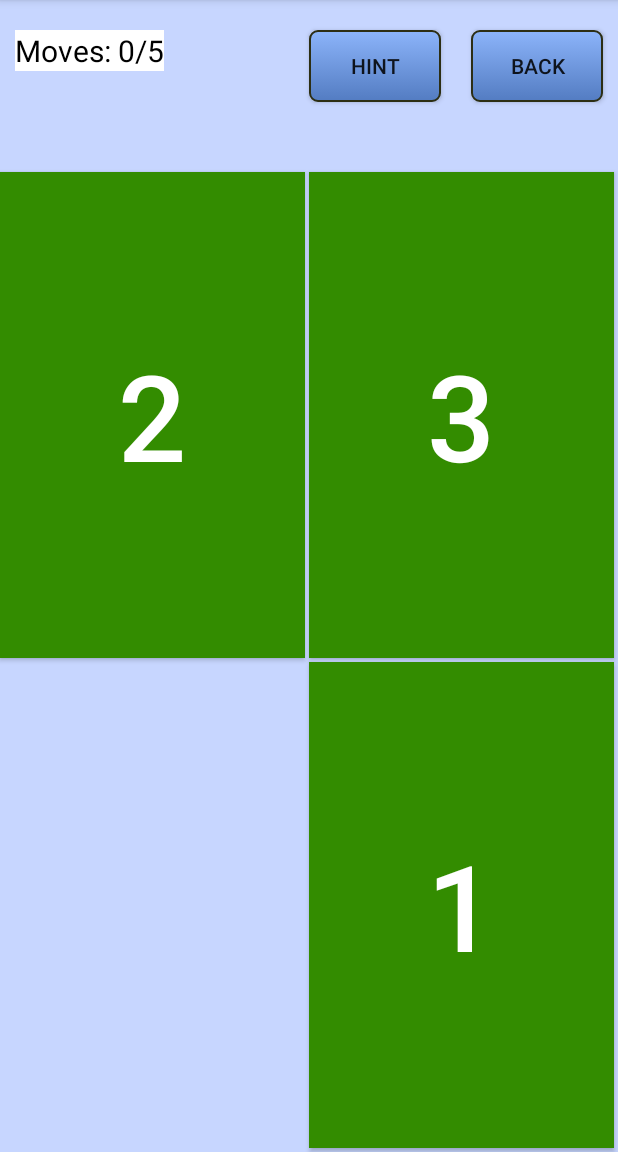
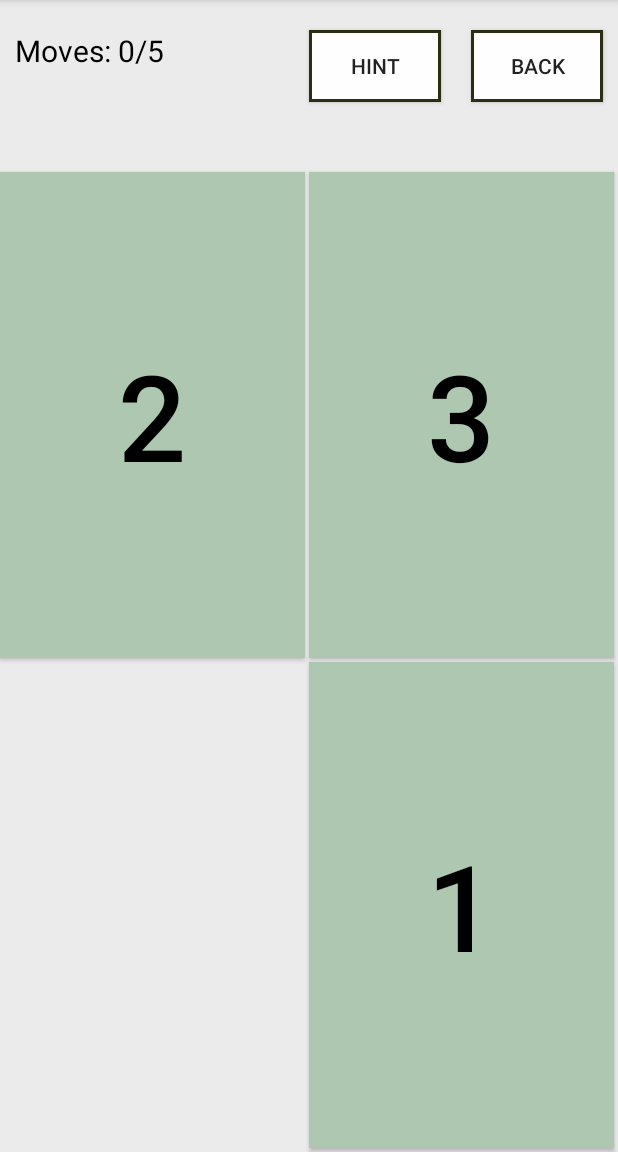
Before and after one commit to Perveance/puzzle15, an Android app: the screen it shows after launch (BoardActivity), after a tap on "EASY 2X2", on a phone screen of 412 x 824 dp, the part 84-1236 px from its top. Run offline under Robolectric (Android 15) with nearby library versions, the phone set to English and light mode, and no system bars.

Commit message:
Updating UI scheem

```diff
--- a/app/src/main/java/mszhidko/games/puzzle15/BoardActivity.java
+++ b/app/src/main/java/mszhidko/games/puzzle15/BoardActivity.java
@@ -29,6 +29,12 @@ import android.widget.TextView;
 
 @TargetApi(Build.VERSION_CODES.JELLY_BEAN)
 public class BoardActivity extends ActionBarActivity {
+
+    private static final int COLOR_MOVES_TEXT = 0xFF000000;
+    private static final int COLOR_GAME_BACKGROUND = 0xFFEBEBEB;
+    private static final int COLOR_GAME_TILE = 0xFFADC7B0;
+    private static final int COLOR_TILE_TEXT = 0xFF000000;
+
 
 	private static int mDim; // TODO: get rid of static keyword here
 	private static Board mStartBoard; // TODO: get rid of static keyword
@@ -317,7 +323,7 @@ public class BoardActivity extends ActionBarActivity {
 				int textSize =  160 / N;
 				mBoardLeft = v.getLeft();
 				mBoardTop = v.getTop() + infoPanelHeight/* + 100*/; // Offset the buttons
-				mLayout.setBackgroundColor(0xFFC7D6FF);
+				mLayout.setBackgroundColor(COLOR_GAME_BACKGROUND);
 
 				for (int i = 0; i < N; i++) {
 					for (int j = 0; j < N; j++) {
@@ -330,9 +336,9 @@ public class BoardActivity extends ActionBarActivity {
 						int[] tag = {i, j}; // Button's tag is the row, column in Board's class
 						mButtons[i][j].setTag(tag);
 						mButtons[i][j].setText(String.valueOf(mBoard.get(i, j)));
-						mButtons[i][j].setTextColor(0xFFFFFFFF);
+						mButtons[i][j].setTextColor(COLOR_TILE_TEXT);
 						mButtons[i][j].setTextSize(TypedValue.COMPLEX_UNIT_SP, textSize);
-						mButtons[i][j].setBackgroundColor(0xFF338C00);
+						mButtons[i][j].setBackgroundColor(COLOR_GAME_TILE);
 
 						MarginLayoutParams marginParams = new MarginLayoutParams(buttonWidth - 4, buttonHeight - 4);
 		                marginParams.setMargins(mBoardLeft + j * buttonWidth, mBoardTop + i * buttonHeight, 0, 0);
@@ -380,8 +386,8 @@ public class BoardActivity extends ActionBarActivity {
 				params.setMargins(15, 30, 0, 0);
 				mMovesTB.setLayoutParams(params);
 				mMovesTB.setText("Moves: 0/" + mBoard.getOptimalSolutionMoves());
-				mMovesTB.setTextColor(0xFF000000);
-				mMovesTB.setBackgroundColor(0xFFFFFFFF);
+				mMovesTB.setTextColor(COLOR_MOVES_TEXT);
+				mMovesTB.setBackgroundColor(COLOR_GAME_BACKGROUND);
 				mMovesTB.setTextSize(TypedValue.COMPLEX_UNIT_SP, 20);
 				mLayout.addView(mMovesTB);
 				if (!ret) {
--- a/app/src/main/res/drawable-xhdpi/custom_button.xml
+++ b/app/src/main/res/drawable-xhdpi/custom_button.xml
@@ -5,14 +5,14 @@
     <item android:state_pressed="true" >
         <shape>
             <gradient
-                android:startColor="#EBA50E"
-                android:endColor="#B8810B"
+                android:startColor="#D6D6D6"
+                android:endColor="#D6D6D6"
                 android:angle="270" />
             <stroke
-                android:width="1dp"
+                android:width="2dp"
                 android:color="#2C2E14" />
             <corners
-                android:radius="5dp" />
+                android:radius="0dp" />
             <padding
                 android:left="10dp"
                 android:top="10dp"
@@ -24,14 +24,14 @@
     <item android:state_focused="true" >
         <shape>
             <gradient
-                android:endColor="#FFC457"
-                android:startColor="#8C6D34"
+                android:endColor="#D6D6D6"
+                android:startColor="#D6D6D6"
                 android:angle="270" />
             <stroke
-                android:width="1dp"
+                android:width="2dp"
                 android:color="#2C2E14" />
             <corners
-                android:radius="5dp" />
+                android:radius="0dp" />
             <padding
                 android:left="10dp"
                 android:top="10dp"
@@ -43,14 +43,14 @@
     <item>
         <shape>
             <gradient
-                android:startColor="#8CB4FA"
-                android:endColor="#537CC2"
+                android:startColor="#FEFEFE"
+                android:endColor="#FEFEFE"
                 android:angle="270" />
             <stroke
-                android:width="1dp"
+                android:width="2dp"
                 android:color="#2C2E14" />
             <corners
-                android:radius="5dp" />
+                android:radius="0dp" />
             <padding
                 android:left="10dp"
                 android:top="10dp"
--- a/app/src/main/res/layout/game_menu.xml
+++ b/app/src/main/res/layout/game_menu.xml
@@ -3,7 +3,7 @@
     android:layout_width="match_parent"
     android:layout_height="match_parent"
     android:orientation="vertical"
-    android:background="#AEC8F5"
+    android:background="#E3E3E3"
     android:gravity="center" >
 
     <Button
```
